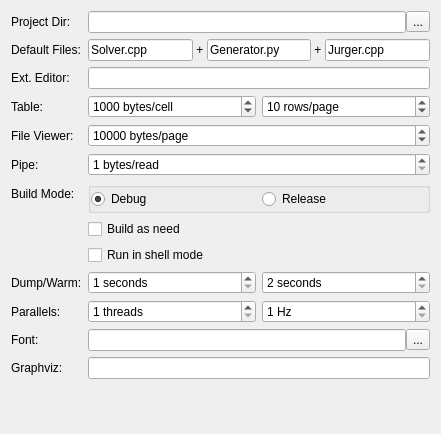
The window that cchelper/settings/confform/confform.ui (hack1nt0/cchelper) describes before a commit, drawn with Qt 5.
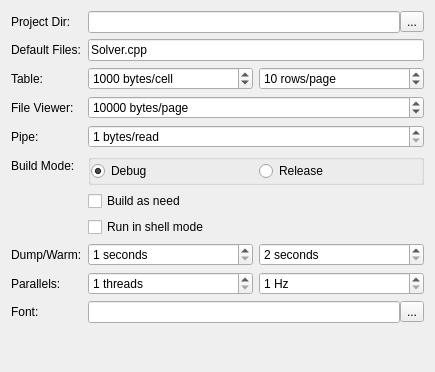
The same window after the commit.

The edit to the form file:
```diff
--- a/cchelper/settings/confform/confform.ui
+++ b/cchelper/settings/confform/confform.ui
@@ -6,8 +6,8 @@
    <rect>
     <x>0</x>
     <y>0</y>
-    <width>441</width>
-    <height>434</height>
+    <width>435</width>
+    <height>372</height>
    </rect>
   </property>
   <property name="windowTitle">
@@ -69,60 +69,16 @@
          </property>
         </widget>
        </item>
-       <item>
-        <widget class="QLabel" name="label_3">
-         <property name="text">
-          <string> + </string>
-         </property>
-        </widget>
-       </item>
-       <item>
-        <widget class="QLineEdit" name="GLineEdit">
-         <property name="text">
-          <string>Generator.py</string>
-         </property>
-         <property name="placeholderText">
-          <string>Generator</string>
-         </property>
-        </widget>
-       </item>
-       <item>
-        <widget class="QLabel" name="label_2">
-         <property name="text">
-          <string> + </string>
-         </property>
-        </widget>
-       </item>
-       <item>
-        <widget class="QLineEdit" name="JLineEdit">
-         <property name="text">
-          <string>Jurger.cpp</string>
-         </property>
-         <property name="placeholderText">
-          <string>Jurger</string>
-         </property>
-        </widget>
-       </item>
       </layout>
      </item>
      <item row="2" column="0">
-      <widget class="QLabel" name="editorLabel">
-       <property name="text">
-        <string>Ext. Editor:</string>
-       </property>
-      </widget>
-     </item>
-     <item row="2" column="1">
-      <widget class="QLineEdit" name="editorEdit"/>
-     </item>
-     <item row="3" column="0">
       <widget class="QLabel" name="maxBitsLabel">
        <property name="text">
         <string>Table:</string>
        </property>
       </widget>
      </item>
-     <item row="3" column="1">
+     <item row="2" column="1">
       <layout class="QHBoxLayout" name="horizontalLayout">
        <item>
         <widget class="QSpinBox" name="bytesPerCellSpinBox">
@@ -158,14 +114,14 @@
        </item>
       </layout>
      </item>
-     <item row="4" column="0">
+     <item row="3" column="0">
       <widget class="QLabel" name="initialRowsLabel">
        <property name="text">
         <string>File Viewer:</string>
        </property>
       </widget>
      </item>
-     <item row="4" column="1">
+     <item row="3" column="1">
       <widget class="QSpinBox" name="bytesPerPageSpinBox">
        <property name="suffix">
         <string notr="true"> bytes/page</string>
@@ -181,14 +137,14 @@
        </property>
       </widget>
      </item>
-     <item row="5" column="0">
+     <item row="4" column="0">
       <widget class="QLabel" name="pipeLabel">
        <property name="text">
         <string>Pipe:</string>
        </property>
       </widget>
      </item>
-     <item row="5" column="1">
+     <item row="4" column="1">
       <widget class="QSpinBox" name="bytesPerReadSpinBox">
        <property name="suffix">
         <string notr="true"> bytes/read</string>
@@ -201,14 +157,14 @@
        </property>
       </widget>
      </item>
-     <item row="6" column="0">
+     <item row="5" column="0">
       <widget class="QLabel" name="buildOptsLabel">
        <property name="text">
         <string>Build Mode:</string>
        </property>
       </widget>
      </item>
-     <item row="6" column="1">
+     <item row="5" column="1">
       <widget class="QGroupBox" name="buildModeGroupBox">
        <property name="flat">
         <bool>true</bool>
@@ -249,28 +205,28 @@
        </layout>
       </widget>
      </item>
-     <item row="7" column="1">
+     <item row="6" column="1">
       <widget class="QCheckBox" name="buildAsNeedCheckBox">
        <property name="text">
         <string>Build as need</string>
        </property>
       </widget>
      </item>
-     <item row="8" column="1">
+     <item row="7" column="1">
       <widget class="QCheckBox" name="runinshellCheckBox">
        <property name="text">
         <string>Run in shell mode</string>
        </property>
       </widget>
      </item>
-     <item row="9" column="0">
+     <item row="8" column="0">
       <widget class="QLabel" name="dumpWarmUpLabel">
        <property name="text">
         <string>Dump/Warm:</string>
        </property>
       </widget>
      </item>
-     <item row="9" column="1">
+     <item row="8" column="1">
       <layout class="QHBoxLayout" name="horizontalLayout_2">
        <item>
         <widget class="QSpinBox" name="exeDumpSpinBox">
@@ -294,14 +250,14 @@
        </item>
       </layout>
      </item>
-     <item row="10" column="0">
+     <item row="9" column="0">
       <widget class="QLabel" name="parallelLabel">
        <property name="text">
         <string>Parallels:</string>
        </property>
       </widget>
      </item>
-     <item row="10" column="1">
+     <item row="9" column="1">
       <layout class="QHBoxLayout" name="horizontalLayout_6">
        <item>
         <widget class="QSpinBox" name="parallelSpinBox">
@@ -331,14 +287,14 @@
        </item>
       </layout>
      </item>
-     <item row="11" column="0">
+     <item row="10" column="0">
       <widget class="QLabel" name="fontLabel">
        <property name="text">
         <string>Font:</string>
        </property>
       </widget>
      </item>
-     <item row="11" column="1">
+     <item row="10" column="1">
       <layout class="QHBoxLayout" name="horizontalLayout_3">
        <property name="spacing">
         <number>0</number>
@@ -355,16 +311,6 @@
        </item>
       </layout>
      </item>
-     <item row="12" column="0">
-      <widget class="QLabel" name="graphvizLabel">
-       <property name="text">
-        <string>Graphviz:</string>
-       </property>
-      </widget>
-     </item>
-     <item row="12" column="1">
-      <widget class="QLineEdit" name="graphvizLineEdit"/>
-     </item>
     </layout>
    </item>
   </layout>
```
